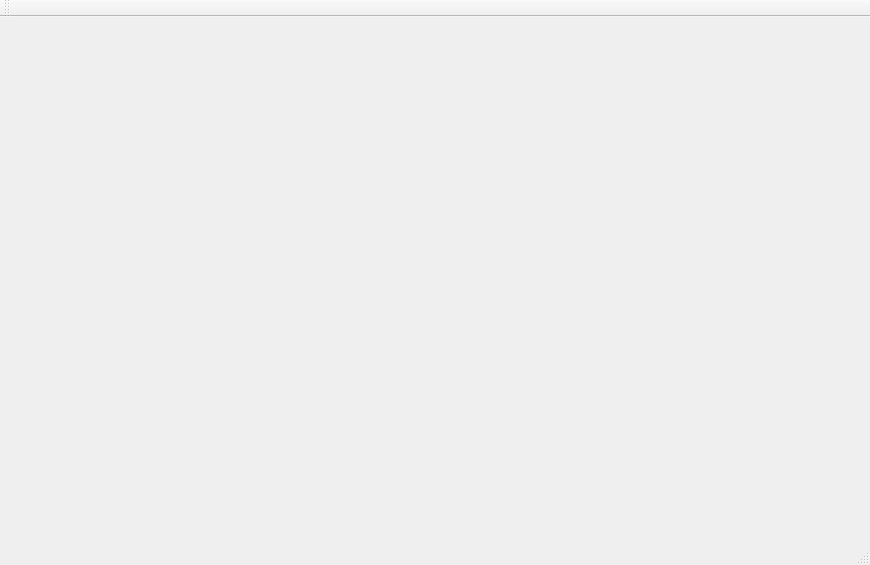
Old version of the form Network_Chess/mainboard.ui in the repository NBU-NetworkTechnologies-2016/NETB280-NetworkChess.
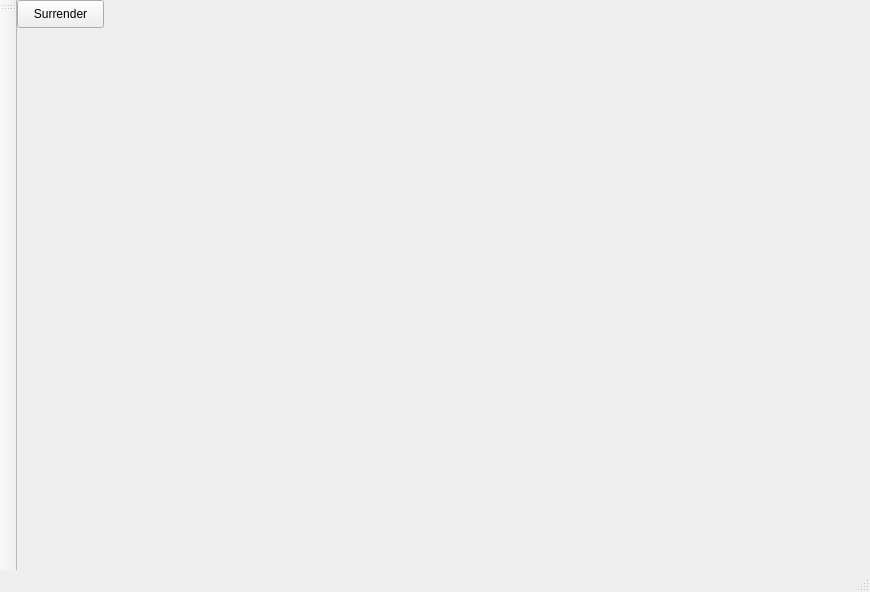
New version of the form.

Commit message: feat: implemented surrender

The edit to the form file:
```diff
--- a/Network_Chess/mainboard.ui
+++ b/Network_Chess/mainboard.ui
@@ -7,13 +7,27 @@
     <x>0</x>
     <y>0</y>
     <width>870</width>
-    <height>565</height>
+    <height>592</height>
    </rect>
   </property>
   <property name="windowTitle">
    <string>MainBoard</string>
   </property>
-  <widget class="QWidget" name="centralWidget"/>
+  <widget class="QWidget" name="centralWidget">
+   <widget class="QPushButton" name="pushButton">
+    <property name="geometry">
+     <rect>
+      <x>0</x>
+      <y>0</y>
+      <width>87</width>
+      <height>28</height>
+     </rect>
+    </property>
+    <property name="text">
+     <string>Surrender</string>
+    </property>
+   </widget>
+  </widget>
   <widget class="QMenuBar" name="menuBar">
    <property name="geometry">
     <rect>
@@ -26,10 +40,10 @@
   </widget>
   <widget class="QToolBar" name="mainToolBar">
    <attribute name="toolBarArea">
-    <enum>TopToolBarArea</enum>
+    <enum>LeftToolBarArea</enum>
    </attribute>
    <attribute name="toolBarBreak">
-    <bool>false</bool>
+    <bool>true</bool>
    </attribute>
   </widget>
   <widget class="QStatusBar" name="statusBar"/>
```
Left out of the diff: 2 changed lines with no effect on the pictures. The commit also changes 4 other files.
